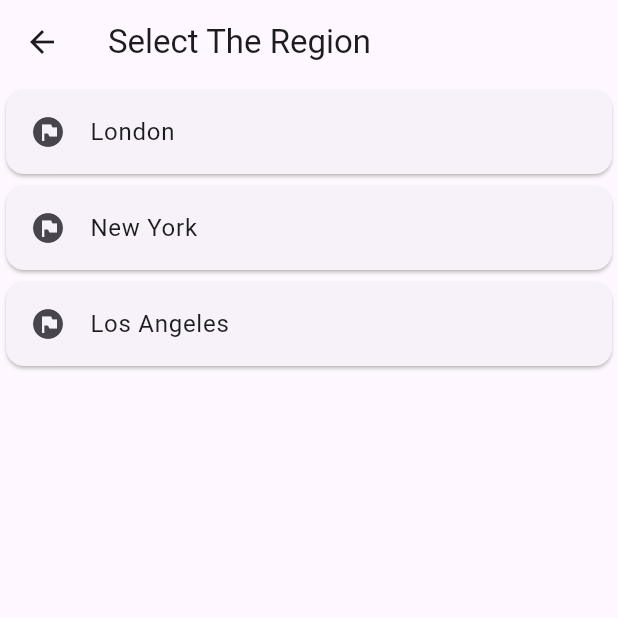
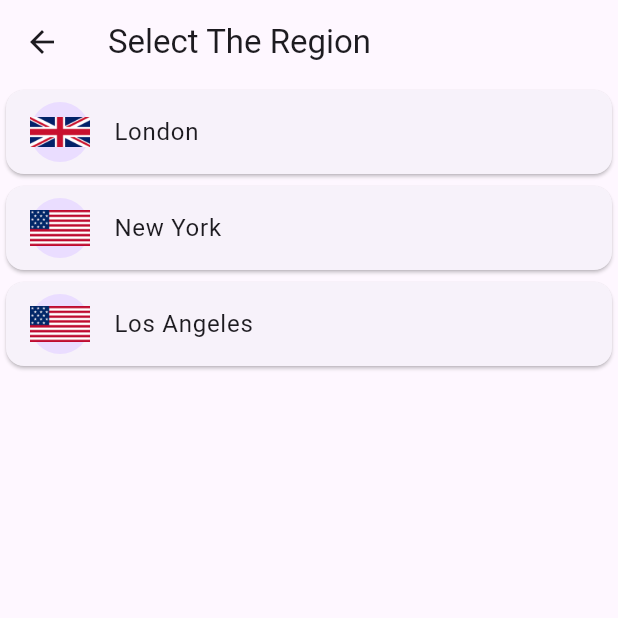
Before and after one commit to JenishMichael/Flutter-World-Time-App, a Flutter app: the screen it shows after launch, after a tap on "Choose Other Location", on a phone screen of 412 x 824 dp, the top half of it. Run offline on Flutter 3.47's test engine with Material 3 defaults, Android fonts, the phone set to English and light mode, and no system bars; our stand-ins replace flutter_spinkit; network calls fail; statements that could not run were skipped.

Commit message:
Initial App Completed

```diff
--- a/lib/pages/choose_location.dart
+++ b/lib/pages/choose_location.dart
@@ -10,10 +10,13 @@ class ChooseLocation extends StatefulWidget {
 
 class _ChooseLocationState extends State<ChooseLocation> {
   List<WorldTime> locations = [
-    WorldTime(location: "London", url: "Europe/London", flag: "UK"),
-    WorldTime(location: "New York", url: "America/New_York", flag: "America"),
+    WorldTime(location: "London", url: "Europe/London", flag: "UK.png"),
     WorldTime(
-        location: "Los Angeles", url: "America/Los_Angeles", flag: "America")
+        location: "New York", url: "America/New_York", flag: "America.png"),
+    WorldTime(
+        location: "Los Angeles",
+        url: "America/Los_Angeles",
+        flag: "America.png"),
   ];
 
   @override
@@ -27,8 +30,10 @@ class _ChooseLocationState extends State<ChooseLocation> {
           itemBuilder: (context, index) {
             return Card(
               child: ListTile(
-                leading: const Icon(
-                  Icons.flag_circle,
+                leading: CircleAvatar(
+                  child: Image(
+                    image: AssetImage("assets/${locations[index].flag}"),
+                  ),
                 ),
                 title: Text(locations[index].location),
                 onTap: () async {
--- a/lib/pages/home.dart
+++ b/lib/pages/home.dart
@@ -8,19 +8,34 @@ class Home extends StatefulWidget {
 }
 
 class _HomeState extends State<Home> {
+  String bgImage = "Error";
   Map<String, String> data = {};
   @override
   Widget build(BuildContext context) {
     dynamic agrument = ModalRoute.of(context)?.settings.arguments;
-    if (agrument is Map<String, String> && data.isEmpty) {
-      //Is This condition right
+    if (agrument is Map<String, String>) {
+      if (data.isEmpty) {
         data = agrument;
+      }
     } else {
       print("Date Passed from Loading is Not of Type <String,String>");
+      print(agrument.runtimeType);
+    }
+    if (data["isDayTime"] == "true" || data["isDayTime"] == "false") {
+      bool IsDayTime = data["isDayTime"] == "true" ? true : false;
+      print(IsDayTime);
+      bgImage = IsDayTime ? "Day1.jpg" : "night.jpg";
+      print(bgImage);
+    } else {
+      print("T?F");
     }
 
     return Scaffold(
-      body: Center(
+      body: Container(
+        decoration: BoxDecoration(
+            image: DecorationImage(
+                image: AssetImage("assets/$bgImage"), fit: BoxFit.cover)),
+        child: Center(
           child: Padding(
             padding: const EdgeInsets.fromLTRB(50, 120, 50, 0),
             child: Column(
@@ -52,6 +67,7 @@ class _HomeState extends State<Home> {
                 Text(
                   data["location"] ?? "Initial Location Kolkata Not Found",
                   style: const TextStyle(
+                    color: Colors.white,
                     fontSize: 20,
                   ),
                 ),
@@ -61,6 +77,7 @@ class _HomeState extends State<Home> {
                 Text(
                   data["time"] ?? "Initial Kolkata's Time Not Found",
                   style: const TextStyle(
+                    color: Colors.white,
                     fontSize: 25,
                   ),
                 ),
@@ -68,6 +85,7 @@ class _HomeState extends State<Home> {
             ),
           ),
         ),
+      ),
     );
   }
 }
--- a/lib/pages/loading.dart
+++ b/lib/pages/loading.dart
@@ -22,14 +22,17 @@ class _LoadingState extends State<Loading> {
 
   Future<void> setup() async {
     //Will wait for getTIme to complete and assign the time to time property
+
     await instance.getTime();
+    await Future.delayed(Duration(seconds: 3));
 
     //Now we pass the details to next scrn by adding map parameter
     Navigator.pushReplacementNamed(context, "/home",
         arguments: <String, String>{
           "location": instance.location,
           "time": instance.time ?? "ERROR TIME NOT FOUND",
-          "flag": instance.flag
+          "flag": instance.flag,
+          "isDayTime": (instance.isDayTime).toString(),
         });
   }
 
--- a/lib/services/world_time.dart
+++ b/lib/services/world_time.dart
@@ -8,6 +8,7 @@ class WorldTime {
   String flag;
   String location;
   String? time;
+  bool? isDayTime;
 
   //Named Parameter Constructor
   WorldTime({required this.location, required this.url, required this.flag});
@@ -35,7 +36,9 @@ class WorldTime {
         dateTime =
             dateTime.subtract(Duration(hours: offsetHr, minutes: offsetMin));
       }
-
+      print(dateTime);
+      isDayTime = dateTime.hour > 6 && dateTime.hour < 18 ? true : false;
+      print(isDayTime);
       //Converting datetime to String and assigning it to time property
       time = DateFormat.jm().format(dateTime);
       print("Fetched time: $time");
--- a/pubspec.yaml
+++ b/pubspec.yaml
@@ -59,9 +59,9 @@ flutter:
   uses-material-design: true
 
   # To add assets to your application, add an assets section, like this:
-  # assets:
-  #   - images/a_dot_burr.jpeg
-  #   - images/a_dot_ham.jpeg
+  assets:
+    - assets/
+  # - images/a_dot_ham.jpeg
 
   # An image asset can refer to one or more resolution-specific "variants", see
   # https://flutter.dev/assets-and-images/#resolution-aware
```
Also changed, not shown: assets/America.png (added), assets/Day.jpg (added), assets/Day1.jpg (added), assets/Night1.jpg (added), assets/Night2.jpeg (added), assets/UK.png (added), assets/india.png (added), assets/night.jpg (added). Lines whose indentation alone changed are shown as unchanged.
